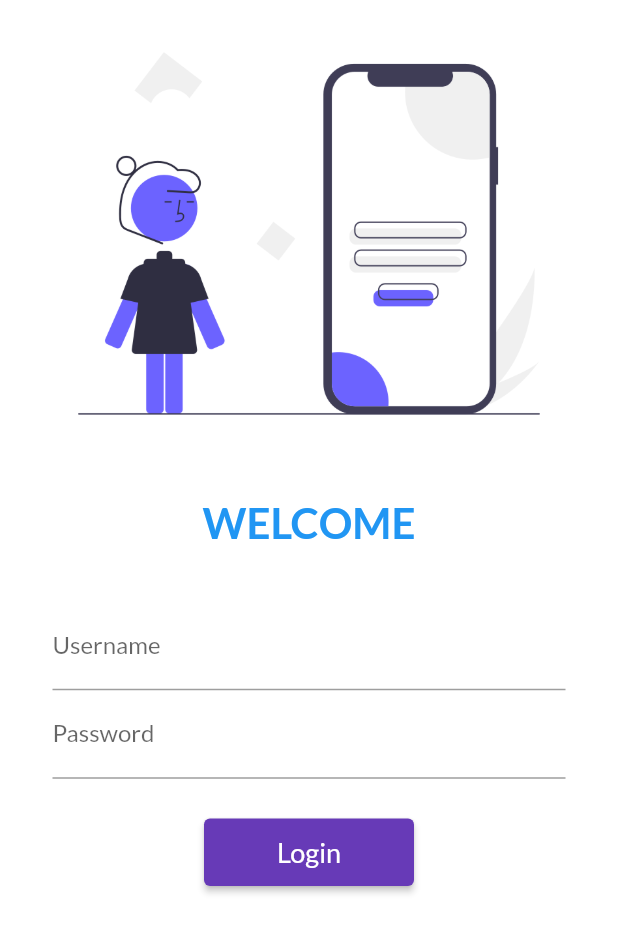
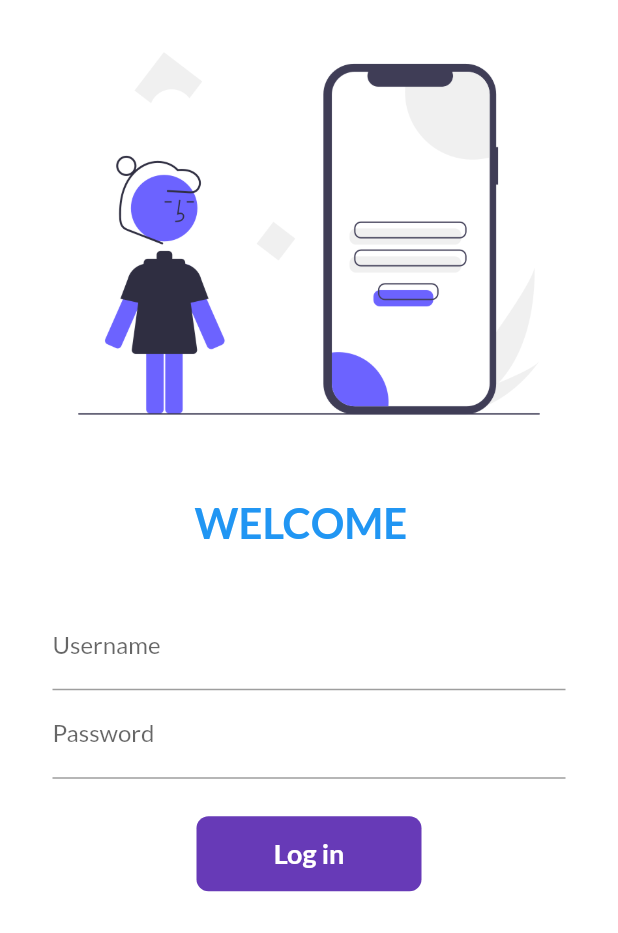
Before and after one commit to himanshugodara38/Learn_flutter, a Flutter app: the screen it shows after launch, on a phone screen of 412 x 824 dp. Shown: the top 933 px of the screen. Run offline on Flutter 3.47's test engine with Material 2 defaults, Android fonts, the phone set to English and light mode, and no system bars; our stand-ins replace google_fonts.

Commit message:
day 6 completed

```diff
--- a/lib/log_in_page.dart
+++ b/lib/log_in_page.dart
@@ -1,10 +1,18 @@
 import 'package:first_app/utils/routes.dart';
 import 'package:flutter/material.dart';
 
-class Log_in_page extends StatelessWidget {
+class Log_in_page extends StatefulWidget {
   const Log_in_page({super.key});
 
   @override
+  State<Log_in_page> createState() => _Log_in_pageState();
+}
+
+class _Log_in_pageState extends State<Log_in_page> {
+  @override
+  String name = "";
+  bool changeButton = false;
+
   Widget build(BuildContext context) {
     return Material(
         color: Colors.white,
@@ -19,7 +27,7 @@ class Log_in_page extends StatelessWidget {
                 height: 20,
               ),
               Text(
-                "WELCOME",
+                "WELCOME  $name",
                 style: TextStyle(
                   fontSize: 28,
                   color: Colors.blue,
@@ -38,7 +46,10 @@ class Log_in_page extends StatelessWidget {
                         hintText: "Enter Username",
                         labelText: "Username",
                       ),
-                  ),
+                      onChanged: (value) {
+                        name = value;
+                        setState(() {});
+                      }),
                   TextFormField(
                     obscureText: true,
                     decoration: InputDecoration(
@@ -49,18 +60,52 @@ class Log_in_page extends StatelessWidget {
                   SizedBox(
                     height: 25,
                   ),
-                  ElevatedButton(
-                    child: Text(
-                      "Login",
+                  InkWell(
+                    onTap: () async {
+                      setState(() {
+                        changeButton = true;
+                      });
+                      await Future.delayed(Duration(seconds: 1));
+                      Navigator.pushNamed(context, MyRoutes.homeRoute);
+                    },
+                    child: AnimatedContainer(
+                      duration: Duration(seconds: 1),
+                      width: changeButton ? 50 : 150,
+                      height: 50,
+                      decoration: BoxDecoration(
+                        color: Colors.deepPurple,
+                        borderRadius:
+                            BorderRadius.circular(changeButton ? 25 : 8),
+                      ),
+                      alignment: Alignment.center,
+                      child: changeButton
+                          ? Icon(
+                              Icons.done,
+                              color: Colors.white,
+                            )
+                          : Text(
+                              "Log in",
                               style: TextStyle(
+                                color: Colors.white,
                                 fontSize: 18,
+                                fontWeight: FontWeight.bold,
                               ),
                             ),
-                    style: TextButton.styleFrom(minimumSize: Size(140, 45)),
-                    onPressed: () {
-                      Navigator.pushNamed(context, MyRoutes.homeRoute);
-                    },
+                    ),
                   )
+
+                  // ElevatedButton(
+                  //   child: Text(
+                  //     "Login",
+                  //     style: TextStyle(
+                  //       fontSize: 18,
+                  //     ),
+                  //   ),
+                  //   style: TextButton.styleFrom(minimumSize: Size(140, 45)),
+                  //   onPressed: () {
+                  //     Navigator.pushNamed(context, MyRoutes.homeRoute);
+                  //   },
+                  // )
                 ]),
               )
             ],
```
Lines whose indentation alone changed are shown as unchanged.
